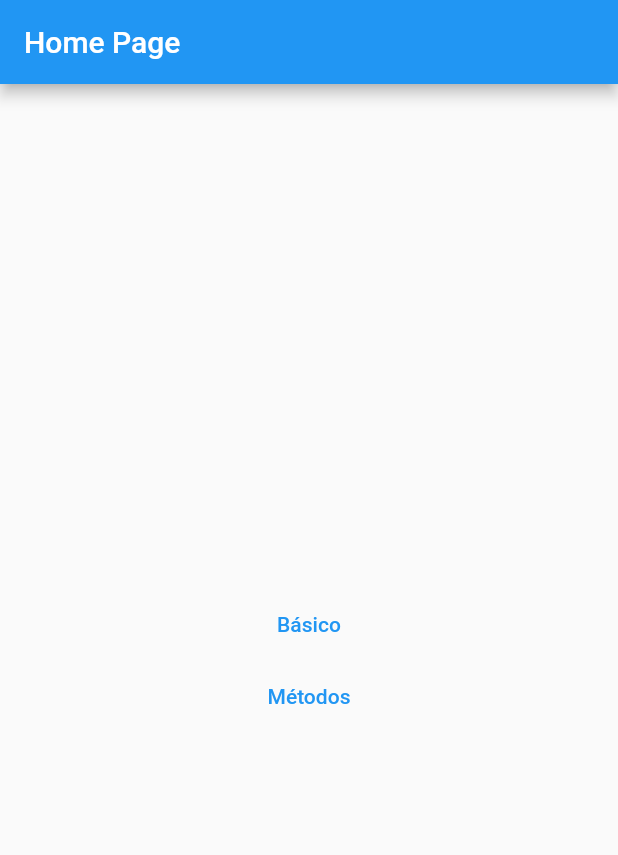
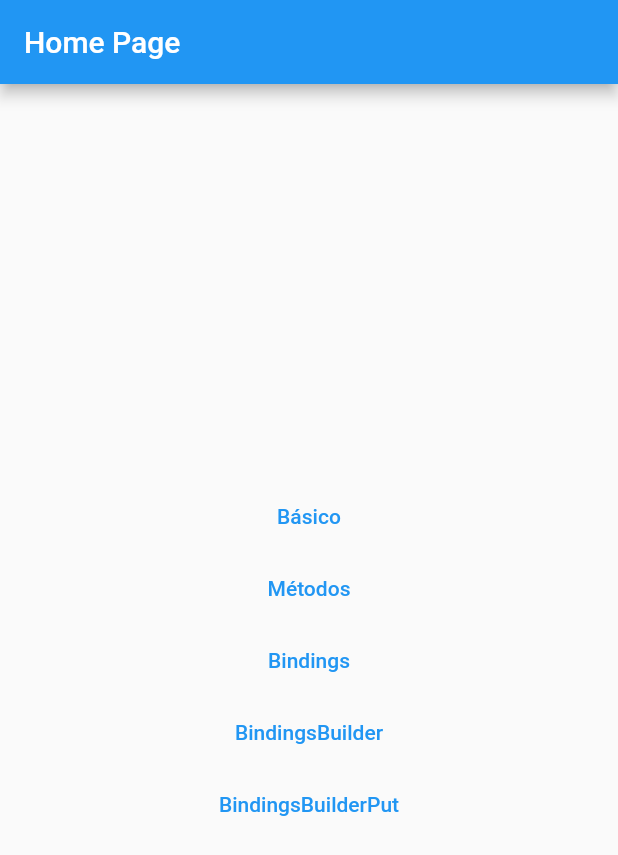
Before and after one commit to moraes3000/flutter_getx_tutorial, a Flutter app: the screen it shows after launch, on a phone screen of 412 x 824 dp. Shown: the top 855 px of the screen. Run offline on Flutter 3.47's test engine with Material 2 defaults, Android fonts, the phone set to English and light mode, and no system bars; our stand-ins replace get, shared_preferences.

Commit message:
InititalBinding mantendo objetos por toda a aplicação

```diff
--- a/get_dependencias/lib/main.dart
+++ b/get_dependencias/lib/main.dart
@@ -4,6 +4,9 @@ import 'package:get_dependencias/pages/basico/basico_home_page.dart';
 import 'package:get_dependencias/pages/home_page.dart';
 import 'package:get_dependencias/pages/metodos/metodos_home_page.dart';
 
+import 'pages/binding/binding_controller.dart';
+import 'pages/binding/binding_exemplo.dart';
+import 'pages/binding/home_bindings.dart';
 import 'pages/metodos/create/create_home_page.dart';
 import 'pages/metodos/delete_update/delete_page.dart';
 import 'pages/metodos/delete_update/update_home.dart';
@@ -34,6 +37,22 @@ class MyApp extends StatelessWidget {
               GetPage(name: '/UpdateHome', page: () => UpdateHome()),
               GetPage(name: '/DeletePage', page: () => DeletePage()),
             ]),
+        GetPage(
+            name: '/HomeBindings',
+            page: () => HomeBindings(),
+            binding: BindingExemplo()),
+        GetPage(
+            name: '/BindingsBuilder',
+            page: () => HomeBindings(),
+            binding: BindingsBuilder(() {
+              Get.put(
+                  BindingController(nome: 'Inicializado dentro do binding'));
+            })),
+        GetPage(
+            name: '/BindingsBuilderPut',
+            page: () => HomeBindings(),
+            binding: BindingsBuilder.put(() =>
+                BindingController(nome: 'Inicializado dentro do binding'))),
       ],
     );
   }
--- /dev/null
+++ b/get_dependencias/lib/pages/binding/binding_controller.dart
@@ -0,0 +1,7 @@
+class BindingController {
+  String nome;
+
+  BindingController({
+    required this.nome,
+  });
+}
--- /dev/null
+++ b/get_dependencias/lib/pages/binding/binding_exemplo.dart
@@ -0,0 +1,9 @@
+import 'package:get/get.dart';
+import 'package:get_dependencias/pages/binding/binding_controller.dart';
+
+class BindingExemplo extends Bindings {
+  @override
+  void dependencies() {
+    Get.put(BindingController(nome: 'Incializado dentro do binding'));
+  }
+}
--- a/get_dependencias/lib/pages/home_page.dart
+++ b/get_dependencias/lib/pages/home_page.dart
@@ -25,6 +25,24 @@ class HomePage extends StatelessWidget {
               },
               child: const Text('Métodos'),
             ),
+            TextButton(
+              onPressed: () {
+                Navigator.of(context).pushNamed('/HomeBindings');
+              },
+              child: const Text('Bindings'),
+            ),
+            TextButton(
+              onPressed: () {
+                Navigator.of(context).pushNamed('/BindingsBuilder');
+              },
+              child: const Text('BindingsBuilder'),
+            ),
+            TextButton(
+              onPressed: () {
+                Navigator.of(context).pushNamed('/BindingsBuilderPut');
+              },
+              child: const Text('BindingsBuilderPut'),
+            ),
           ],
         ),
       ),
```
Also changed, not shown: get_dependencias/lib/pages/binding/home_bindings.dart (added, +23 -0 lines).
